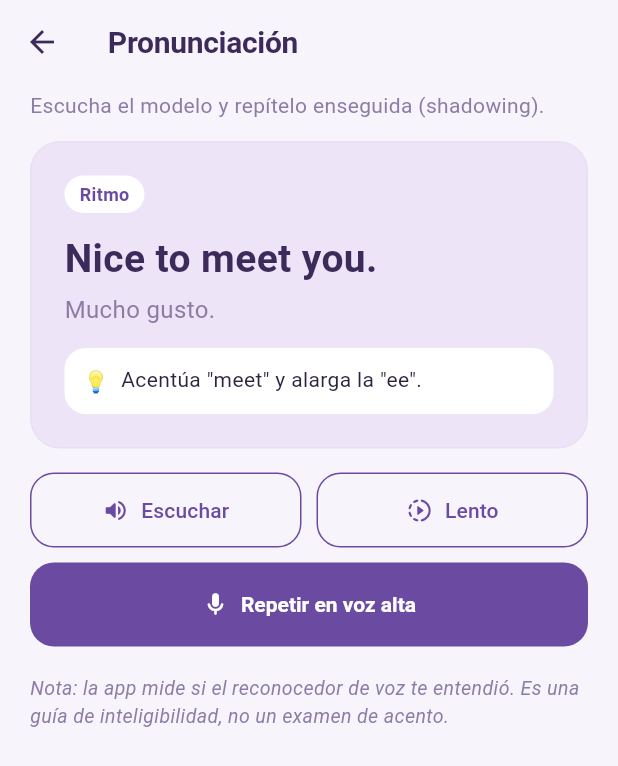
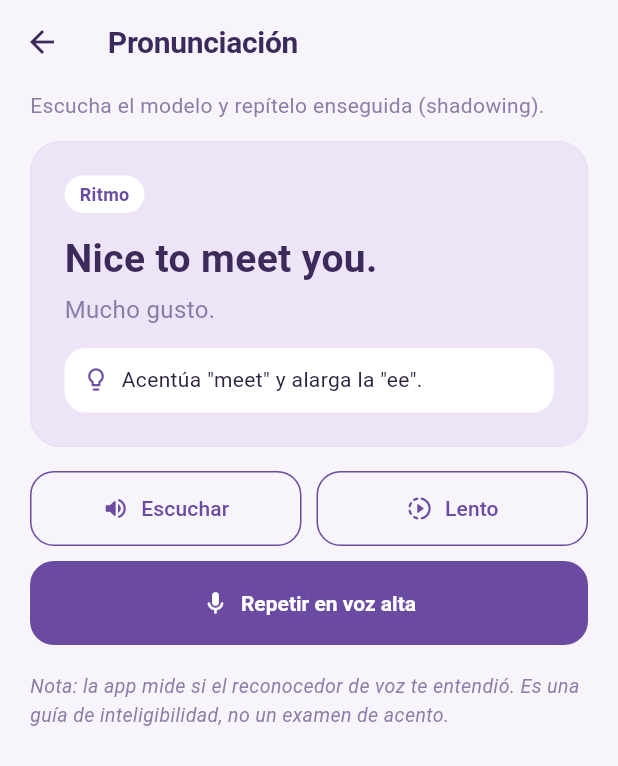
Before and after one commit to marbrc/habla_fluido, a Flutter app: the screen it shows after launch, after a tap on "Pronunciación", on a phone screen of 412 x 824 dp. Shown: the top 766 px of the screen. Run offline on Flutter 3.47's test engine with Material 3 defaults, Android fonts, the phone set to English and light mode, and no system bars; our stand-ins replace flutter_tts, shared_preferences, speech_to_text.

Commit message:
Diseño mas prooo

```diff
--- a/lib/datos/voz_real.dart
+++ b/lib/datos/voz_real.dart
@@ -9,7 +9,7 @@ import '../dominio/excepciones.dart';
 import '../dominio/voz.dart';
 
 /// Voz real: texto→voz con flutter_tts y voz→texto con speech_to_text.
-/// ⚠️ El reconocimiento lo hace el servicio de voz del sistema (Google/Apple):
+/// OJO: el reconocimiento lo hace el servicio de voz del sistema (Google/Apple):
 /// el audio puede salir del teléfono. Avisa al estudiante en tu aviso de privacidad.
 class VozReal implements Voz {
   final FlutterTts _tts = FlutterTts();
--- a/lib/main.dart
+++ b/lib/main.dart
@@ -24,17 +24,23 @@ class _HablaFluidoAppState extends State<HablaFluidoApp> {
         title: 'Habla Fluido',
         debugShowCheckedModeBanner: false,
         theme: TemaHabla.claro,
+        // En pantallas anchas (compu) la app no se estira: se centra como en un teléfono.
+        builder: (context, child) => ColoredBox(
+          color: Paleta.lavanda,
+          child: Center(
+            child: ConstrainedBox(
+              constraints: const BoxConstraints(maxWidth: 560),
+              child: child,
+            ),
+          ),
+        ),
         home: FutureBuilder<void>(
           future: _inicio,
           builder: (_, s) => s.connectionState == ConnectionState.done
               ? PantallaInicio(deps: deps)
               : const Scaffold(
                   body: Center(
-                    child: Column(mainAxisSize: MainAxisSize.min, children: [
-                      Text('🎀', style: TextStyle(fontSize: 40)),
-                      SizedBox(height: 12),
-                      CircularProgressIndicator(),
-                    ]),
+                    child: CircularProgressIndicator(),
                   ),
                 ),
         ),
--- a/lib/presentacion/pantallas/pantalla_conversacion.dart
+++ b/lib/presentacion/pantallas/pantalla_conversacion.dart
@@ -38,7 +38,7 @@ class _EstadoPantalla extends State<PantallaConversacion> {
             CircleAvatar(
               radius: 18,
               backgroundColor: Paleta.lila,
-              child: Text('🎀', style: TextStyle(fontSize: 16)),
+              child: Icon(Icons.school_rounded, size: 20, color: Paleta.violeta),
             ),
             SizedBox(width: 10),
             Column(mainAxisSize: MainAxisSize.min, crossAxisAlignment: CrossAxisAlignment.start, children: [
@@ -66,7 +66,7 @@ class _EstadoPantalla extends State<PantallaConversacion> {
                 if (vm.ocupado)
                   const Padding(
                     padding: EdgeInsets.only(left: 6, top: 4),
-                    child: Text('escribiendo… ✍️', style: TextStyle(color: Paleta.suave)),
+                    child: Text('escribiendo…', style: TextStyle(color: Paleta.suave)),
                   ),
                 for (final c in vm.ultimasCorrecciones)
                   Container(
@@ -77,7 +77,7 @@ class _EstadoPantalla extends State<PantallaConversacion> {
                       borderRadius: BorderRadius.circular(16),
                     ),
                     child: Column(crossAxisAlignment: CrossAxisAlignment.start, children: [
-                      Text('✏️ ${c.original}  →  ${c.corregido}',
+                      Text('${c.original}  →  ${c.corregido}',
                           style: const TextStyle(fontWeight: FontWeight.w700, color: Paleta.ciruela)),
                       const SizedBox(height: 4),
                       Text(c.explicacion, style: const TextStyle(color: Paleta.texto, height: 1.35)),
--- a/lib/presentacion/pantallas/pantalla_escritura.dart
+++ b/lib/presentacion/pantallas/pantalla_escritura.dart
@@ -34,7 +34,7 @@ class _EstadoPantalla extends State<PantallaEscritura> {
               Panel(
                 color: Paleta.lila,
                 child: Column(crossAxisAlignment: CrossAxisAlignment.start, children: [
-                  const Etiqueta('✍️ Tema de hoy', fondo: Colors.white),
+                  const Etiqueta('Tema de hoy', fondo: Colors.white),
                   const SizedBox(height: 10),
                   Text(vm.tema,
                       style: const TextStyle(fontSize: 19, fontWeight: FontWeight.w700, color: Paleta.ciruela)),
@@ -81,7 +81,7 @@ class _EstadoPantalla extends State<PantallaEscritura> {
                   Panel(
                     color: Paleta.rosaClaro,
                     padding: const EdgeInsets.all(14),
-                    child: Text('🎀 Reto: ${r.siguientePregunta}',
+                    child: Text('Reto: ${r.siguientePregunta}',
                         style: const TextStyle(color: Paleta.ciruela, fontWeight: FontWeight.w600)),
                   ),
                 ],
--- a/lib/presentacion/pantallas/pantalla_inicio.dart
+++ b/lib/presentacion/pantallas/pantalla_inicio.dart
@@ -42,19 +42,11 @@ class PantallaInicio extends StatelessWidget {
                 padding: const EdgeInsets.all(22),
                 decoration: BoxDecoration(
                   borderRadius: BorderRadius.circular(26),
-                  gradient: const LinearGradient(
-                    begin: Alignment.topLeft,
-                    end: Alignment.bottomRight,
-                    colors: [Paleta.violeta, Color(0xFF9B7BC9), Color(0xFFD9A3C4)],
-                  ),
+                  color: Paleta.violeta,
                 ),
                 child: Column(crossAxisAlignment: CrossAxisAlignment.start, children: [
-                  const Row(children: [
-                    Text('Habla Fluido',
-                        style: TextStyle(color: Colors.white, fontSize: 26, fontWeight: FontWeight.w800)),
-                    SizedBox(width: 6),
-                    Text('🎀', style: TextStyle(fontSize: 22)),
-                  ]),
+                  const Text('Habla Fluido',
+                      style: TextStyle(color: Colors.white, fontSize: 26, fontWeight: FontWeight.w800)),
                   const SizedBox(height: 4),
                   const Text('Tu práctica de inglés de hoy',
                       style: TextStyle(color: Color(0xFFF3EAFB), fontSize: 15)),
@@ -62,7 +54,7 @@ class PantallaInicio extends StatelessWidget {
                   Row(children: [
                     _Insignia(titulo: 'Nivel', valor: vm.nivel.etiqueta),
                     const SizedBox(width: 10),
-                    _Insignia(titulo: 'Racha', valor: '🔥 ${vm.progreso.racha}'),
+                    _Insignia(titulo: 'Racha', valor: '${vm.progreso.racha} ${vm.progreso.racha == 1 ? "día" : "días"}'),
                     const SizedBox(width: 10),
                     _Insignia(titulo: 'Repasos', valor: '$pendientes'),
                   ]),
@@ -74,7 +66,7 @@ class PantallaInicio extends StatelessWidget {
                 Panel(
                   color: Paleta.rosaClaro,
                   child: Row(children: [
-                    const Text('🎉', style: TextStyle(fontSize: 28)),
+                    const Icon(Icons.workspace_premium_rounded, color: Paleta.violeta, size: 30),
                     const SizedBox(width: 12),
                     Expanded(
                       child: Column(crossAxisAlignment: CrossAxisAlignment.start, children: [
@@ -98,7 +90,7 @@ class PantallaInicio extends StatelessWidget {
                 Etiqueta('$total min'),
               ]),
               const SizedBox(height: 4),
-              const Text('Más tiempo a lo que te cuesta más ✨', style: TextStyle(color: Paleta.suave)),
+              const Text('Más tiempo a lo que te cuesta más', style: TextStyle(color: Paleta.suave)),
               const SizedBox(height: 12),
               for (final b in plan) ...[
                 _TarjetaHabilidad(
@@ -137,7 +129,7 @@ class PantallaInicio extends StatelessWidget {
                           const Text('Repaso espaciado',
                               style: TextStyle(color: Colors.white, fontWeight: FontWeight.w700, fontSize: 16)),
                           Text(
-                            pendientes == 0 ? 'Todo al día 💜' : '$pendientes frase(s) esperándote',
+                            pendientes == 0 ? 'Todo al día' : '$pendientes frase(s) esperándote',
                             style: const TextStyle(color: Color(0xFFD9CCEB)),
                           ),
                         ]),
@@ -220,7 +212,7 @@ class _TarjetaHabilidad extends StatelessWidget {
                   Wrap(spacing: 8, runSpacing: 4, crossAxisAlignment: WrapCrossAlignment.center, children: [
                     Text(habilidad.nombre,
                         style: const TextStyle(fontWeight: FontWeight.w700, fontSize: 16, color: Paleta.ciruela)),
-                    if (refuerzo) const Etiqueta('refuerzo 🎀', fondo: Paleta.rosaClaro, color: Color(0xFFB0577D)),
+                    if (refuerzo) const Etiqueta('refuerzo', fondo: Paleta.rosaClaro, color: Color(0xFFB0577D)),
                   ]),
                   const SizedBox(height: 8),
                   ClipRRect(
--- a/lib/presentacion/pantallas/pantalla_lectura.dart
+++ b/lib/presentacion/pantallas/pantalla_lectura.dart
@@ -33,7 +33,7 @@ class _EstadoPantalla extends State<PantallaLectura> {
               Panel(
                 padding: const EdgeInsets.all(22),
                 child: Column(crossAxisAlignment: CrossAxisAlignment.start, children: [
-                  const Etiqueta('📖 Lee con calma'),
+                  const Etiqueta('Lee con calma'),
                   const SizedBox(height: 12),
                   Text(t.titulo,
                       style: const TextStyle(fontSize: 22, fontWeight: FontWeight.w800, color: Paleta.ciruela)),
@@ -67,7 +67,7 @@ class _EstadoPantalla extends State<PantallaLectura> {
                     const SizedBox(width: 14),
                     Expanded(
                       child: Text(
-                        vm.correctas == t.preguntas.length ? '✨ ¡Perfecto!' : '¡Buen intento! Sigue leyendo 💜',
+                        vm.correctas == t.preguntas.length ? '¡Perfecto!' : '¡Buen intento! Sigue leyendo',
                         style: const TextStyle(fontWeight: FontWeight.w600, color: Paleta.ciruela),
                       ),
                     ),
--- a/lib/presentacion/pantallas/pantalla_repaso.dart
+++ b/lib/presentacion/pantallas/pantalla_repaso.dart
@@ -33,7 +33,7 @@ class _EstadoPantalla extends State<PantallaRepaso> {
                 child: Padding(
                   padding: EdgeInsets.all(32),
                   child: Column(mainAxisSize: MainAxisSize.min, children: [
-                    Text('🎀', style: TextStyle(fontSize: 52)),
+                    Icon(Icons.check_circle_outline_rounded, size: 56, color: Paleta.violeta),
                     SizedBox(height: 12),
                     Text('¡Todo al día!',
                         style: TextStyle(fontSize: 22, fontWeight: FontWeight.w800, color: Paleta.ciruela)),
@@ -90,7 +90,7 @@ class _EstadoPantalla extends State<PantallaRepaso> {
                     child: FilledButton(
                       style: FilledButton.styleFrom(backgroundColor: Paleta.rosa, foregroundColor: Paleta.ciruela),
                       onPressed: () => vm.calificar(5),
-                      child: const Text('Fácil 🎀'),
+                      child: const Text('Fácil'),
                     ),
                   ),
                 ]),
--- a/lib/presentacion/pantallas/widgets.dart
+++ b/lib/presentacion/pantallas/widgets.dart
@@ -27,7 +27,7 @@ class PalabrasColoreadas extends StatelessWidget {
           const SizedBox(width: 12),
           Expanded(
             child: Text(
-              resultado.aprobado ? '✨ ¡Muy bien!' : '🔁 Inténtalo otra vez',
+              resultado.aprobado ? '¡Muy bien!' : 'Inténtalo otra vez',
               style: TextStyle(
                 fontSize: 16,
                 fontWeight: FontWeight.w600,
@@ -105,7 +105,7 @@ class Aviso extends StatelessWidget {
             borderRadius: BorderRadius.circular(16),
           ),
           child: Row(children: [
-            const Text('🎀', style: TextStyle(fontSize: 18)),
+            const Icon(Icons.info_outline_rounded, color: Paleta.violeta, size: 20),
             const SizedBox(width: 10),
             Expanded(child: Text(texto!, style: const TextStyle(color: Paleta.ciruela))),
           ]),
@@ -174,7 +174,7 @@ class TarjetaFrase extends StatelessWidget {
               padding: const EdgeInsets.all(12),
               decoration: BoxDecoration(color: Colors.white, borderRadius: BorderRadius.circular(14)),
               child: Row(crossAxisAlignment: CrossAxisAlignment.start, children: [
-                const Text('💡'),
+                const Icon(Icons.lightbulb_outline_rounded, size: 18, color: Paleta.violeta),
                 const SizedBox(width: 8),
                 Expanded(child: Text(consejo!, style: const TextStyle(color: Paleta.texto, height: 1.35))),
               ]),
@@ -191,7 +191,7 @@ class SinContenido extends StatelessWidget {
   Widget build(BuildContext context) => const Center(
         child: Padding(
           padding: EdgeInsets.all(32),
-          child: Text('🎀 Aún no hay ejercicios para tu nivel.\n¡Pronto agregaremos más!',
+          child: Text('Aún no hay ejercicios para tu nivel.\n¡Pronto agregaremos más!',
               textAlign: TextAlign.center, style: TextStyle(color: Paleta.suave, fontSize: 16)),
         ),
       );
```
Also changed, not shown: docs/assets/fonts/MaterialIcons-Regular.otf, 2 other files.
